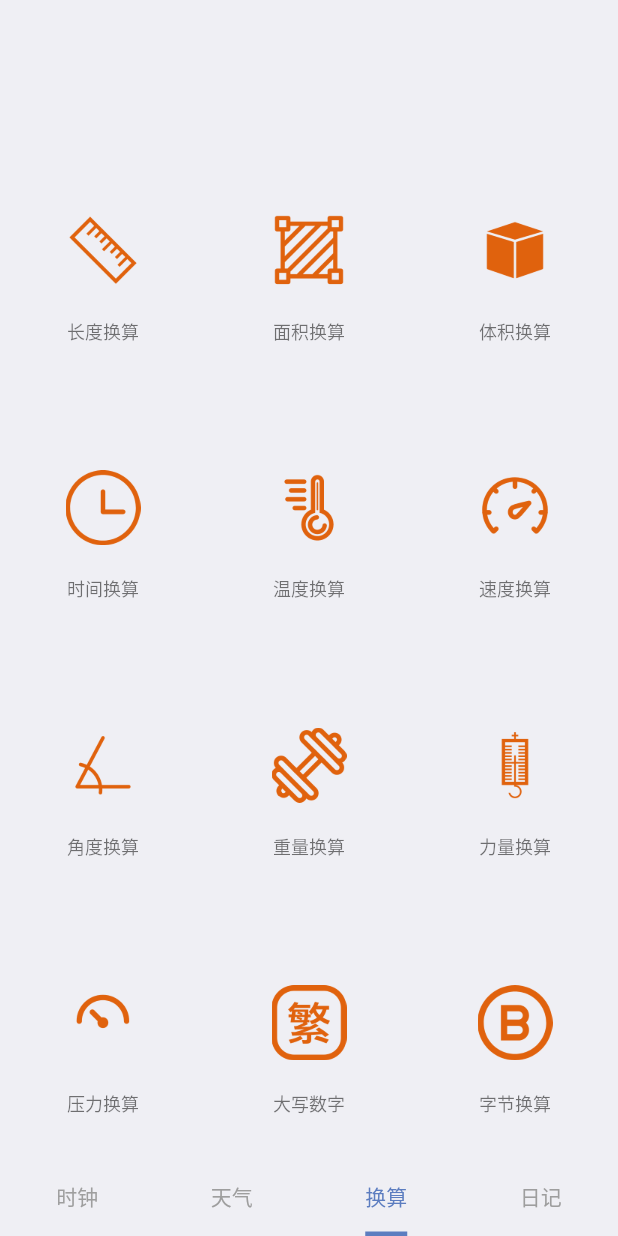
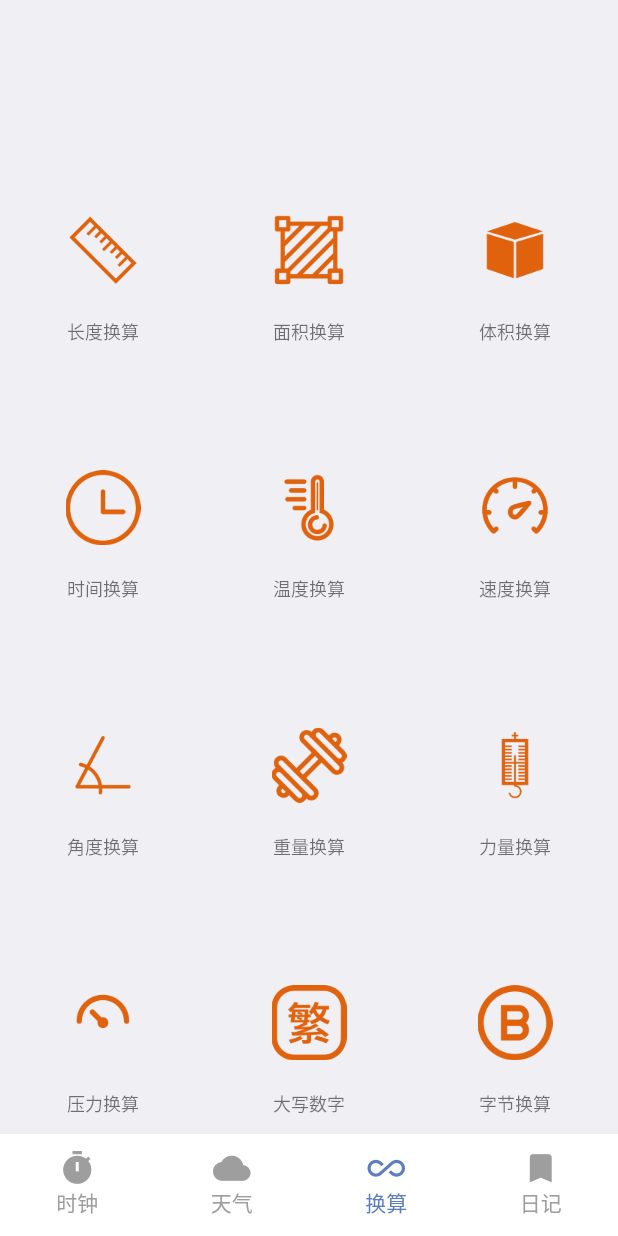
Before and after one commit to pandavickey/beauty_flutter, a Flutter app: the screen it shows after launch, item 3 of the bottom bar chosen, on a phone screen of 412 x 824 dp. Run offline on Flutter 3.47's test engine with Material 2 defaults, Android fonts, the phone set to English and light mode, and no system bars.

Commit message:
tab页优化

```diff
--- a/lib/page/base_page.dart
+++ b/lib/page/base_page.dart
@@ -1,5 +1,5 @@
-import 'package:beauty_flutter/utils/NavigatorUtils.dart';
-import 'package:beauty_flutter/utils/ThemesUtils.dart';
+import 'package:beauty_flutter/utils/navigator_util.dart';
+import 'package:beauty_flutter/utils/themes_util.dart';
 import 'package:flutter/foundation.dart';
 import 'package:flutter/material.dart';
 import 'package:flutter/widgets.dart';
--- a/lib/page/calculator_page.dart
+++ b/lib/page/calculator_page.dart
@@ -1,4 +1,4 @@
-import 'package:beauty_flutter/utils/ThemesUtils.dart';
+import 'package:beauty_flutter/utils/themes_util.dart';
 import 'package:flutter/material.dart';
 import 'package:flutter/widgets.dart';
 
--- a/lib/page/diary_page.dart
+++ b/lib/page/diary_page.dart
@@ -1,4 +1,4 @@
-import 'package:beauty_flutter/utils/ThemesUtils.dart';
+import 'package:beauty_flutter/utils/themes_util.dart';
 import 'package:flutter/material.dart';
 import 'package:flutter/widgets.dart';
 
--- a/lib/page/home_page.dart
+++ b/lib/page/home_page.dart
@@ -1,6 +1,6 @@
 import 'package:beauty_flutter/page/watch_page.dart';
 import 'package:beauty_flutter/page/weather_page.dart';
-import 'package:beauty_flutter/utils/ThemesUtils.dart';
+import 'package:beauty_flutter/utils/themes_util.dart';
 import 'package:flutter/material.dart';
 import 'package:flutter/widgets.dart';
 
@@ -33,7 +33,14 @@ class _HomePageState extends State<HomePageWidget> {
             new Column(
               children: <Widget>[
                 new Expanded(child: new Container()),
-                new _BottomIndicatorWidget(),
+                new Container(
+                  padding: EdgeInsets.only(
+                    top: 10,
+                    bottom: 10,
+                  ),
+                  color: Colors.white,
+                  child: _buildBottomIndicatorWidget(),
+                )
               ],
             )
           ],
@@ -41,34 +48,65 @@ class _HomePageState extends State<HomePageWidget> {
       ),
     );
   }
-}
 
-class _BottomIndicatorWidget extends StatefulWidget {
-  @override
-  State<StatefulWidget> createState() => new _BottomIndicatorState();
-}
-
-class _BottomIndicatorState extends State<_BottomIndicatorWidget> {
-  @override
-  Widget build(BuildContext context) {
+  Widget _buildBottomIndicatorWidget() {
     return new TabBar(
-      indicatorColor: ColorUtils.THEME,
-      indicatorSize: TabBarIndicatorSize.label,
+      indicator: null,
+      indicatorColor: Colors.white,
       labelColor: ColorUtils.THEME,
       unselectedLabelColor: ColorUtils.GREY_9E9,
-      indicatorWeight: 3.0,
       tabs: [
-        Tab(
-          text: "时钟",
+        new Column(
+          crossAxisAlignment: CrossAxisAlignment.center,
+          children: <Widget>[
+            Icon(
+              Icons.timer,
+              size: 25,
+            ),
+            Text(
+              "时钟",
+              style: TextStyle(fontSize: 14),
+            ),
+          ],
         ),
-        Tab(
-          text: "天气",
+        new Column(
+          crossAxisAlignment: CrossAxisAlignment.center,
+          children: <Widget>[
+            Icon(
+              Icons.wb_cloudy,
+              size: 25,
+            ),
+            Text(
+              "天气",
+              style: TextStyle(fontSize: 14),
+            ),
+          ],
         ),
-        Tab(
-          text: "换算",
+        new Column(
+          crossAxisAlignment: CrossAxisAlignment.center,
+          children: <Widget>[
+            Icon(
+              Icons.all_inclusive,
+              size: 25,
+            ),
+            Text(
+              "换算",
+              style: TextStyle(fontSize: 14),
+            ),
+          ],
         ),
-        Tab(
-          text: "日记",
+        new Column(
+          crossAxisAlignment: CrossAxisAlignment.center,
+          children: <Widget>[
+            Icon(
+              Icons.bookmark,
+              size: 25,
+            ),
+            Text(
+              "日记",
+              style: TextStyle(fontSize: 14),
+            ),
+          ],
         ),
       ],
     );
--- a/lib/page/weather_page.dart
+++ b/lib/page/weather_page.dart
@@ -189,7 +189,7 @@ class _WeatherPageWidgetState extends State<WeatherPageWidget> {
                 height: 20,
               ),
               new Image.asset(
-                'image/ic_weather.png',
+                'image/ic_sunshine.png',
                 width: 30,
                 height: 30,
               ),
@@ -244,7 +244,7 @@ class _WeatherPageWidgetState extends State<WeatherPageWidget> {
                 ),
                 new Expanded(
                     child: new Image.asset(
-                  'image/ic_weather.png',
+                  'image/ic_sunshine.png',
                   width: 30,
                   height: 20,
                 )),
--- a/pubspec.yaml
+++ b/pubspec.yaml
@@ -41,7 +41,7 @@ flutter:
   uses-material-design: true
   assets:
     - image/ic_location.png
-    - image/ic_weather.png
+    - image/ic_sunshine.png
     - image/ic_ruler.png
     - image/ic_chinese_number.png
     - image/ic_dynamometer.png
@@ -57,6 +57,10 @@ flutter:
     - image/ic_density.png
     - image/ic_power.png
     - image/ic_byte.png
+    - image/ic_notepad.png
+    - image/ic_calculator.png
+    - image/ic_weather.png
+    - image/ic_clock.png
 
   # To add assets to your application, add an assets section, like this:
   # assets:
```
Also changed, not shown: lib/page/watch_page.dart (+32 -5 lines), lib/utils/date_util.dart (added, +519 -0 lines), image/ic_calculator.png (added), image/ic_clock.png (added), image/ic_notepad.png (added), image/ic_sunshine.png (added), image/ic_weather.png, lib/utils/navigator_util.dart (renamed from lib/utils/NavigatorUtils.dart), lib/utils/themes_util.dart (renamed from lib/utils/ThemesUtils.dart).
